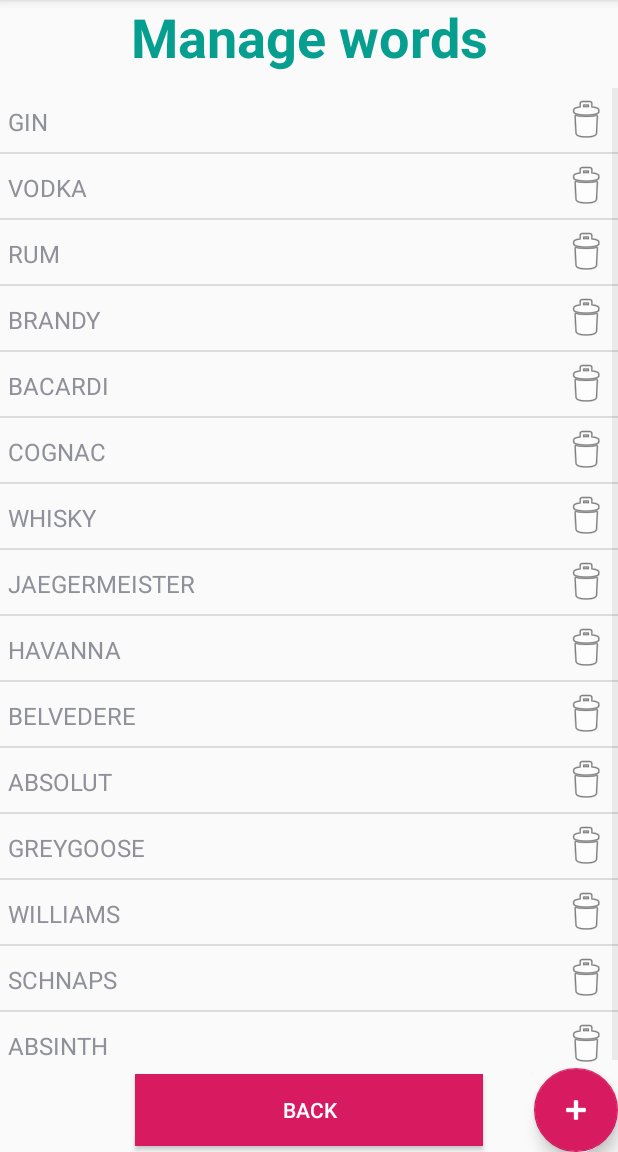
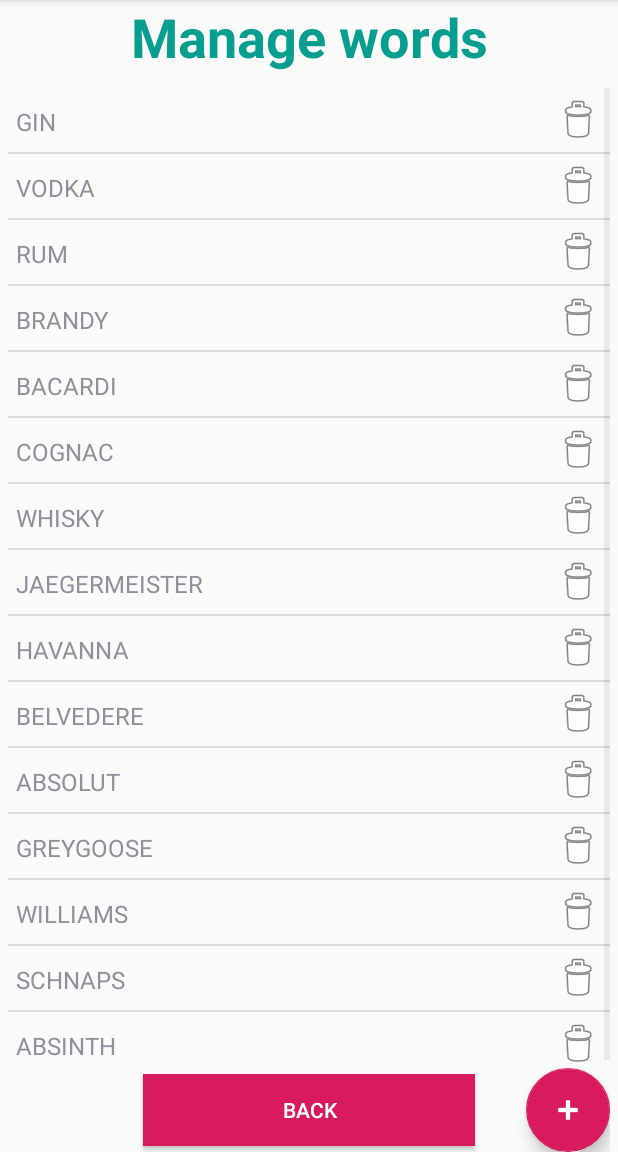
Before and after one commit to sw19-tug/morning05, an Android app: the ExtendWordsActivity screen opened directly, with no data from a screen before it, on a phone screen of 412 x 824 dp, the part 84-1236 px from its top. Run offline under Robolectric (Android 15) with nearby library versions, the phone set to English and light mode, and no system bars.

Commit message:
GAMES_025_001 added responsive design hangman_extend_words [BL,LF]

```diff
--- a/app/src/main/res/layout/activity_extend_words.xml
+++ b/app/src/main/res/layout/activity_extend_words.xml
@@ -19,32 +19,36 @@
         android:textStyle="bold" />
 
     <LinearLayout
+        android:layout_width="match_parent"
         android:layout_height="match_parent"
-        android:layout_weight="1"
-        android:layout_width="match_parent">
+        android:layout_marginLeft="5dp"
+        android:layout_marginRight="5dp"
+        android:layout_weight="1">
+
         <ListView
+            android:id="@+id/listview_hm_words"
             android:layout_width="match_parent"
             android:layout_height="match_parent"
-            android:layout_weight="1"
-            android:id="@+id/listview_hm_words">
-        </ListView>
+            android:layout_weight="1"></ListView>
     </LinearLayout>
 
 
     <FrameLayout
         android:layout_width="match_parent"
         android:layout_height="wrap_content"
-        android:layout_gravity="center|bottom">
+        android:layout_gravity="center|bottom"
+        android:layout_marginLeft="5dp"
+        android:layout_marginRight="5dp">
 
         <Button
             android:id="@+id/btn_hm_back_extend_words"
             android:layout_width="match_parent"
             android:layout_height="wrap_content"
+            android:layout_gravity="center"
             android:layout_marginHorizontal="90dp"
-            android:layout_gravity="center"
             android:background="@color/colorAccent"
             android:text="@string/str_back"
-            android:textColor="@color/colorWhite"/>
+            android:textColor="@color/colorWhite" />
 
         <android.support.design.widget.FloatingActionButton
             android:id="@+id/btn_hm_extend_words_add"
@@ -52,7 +56,7 @@
             android:layout_height="wrap_content"
             android:layout_gravity="end|center"
             android:background="@color/colorPrimary"
-            android:tint="@color/colorWhite"
-            android:src="@android:drawable/ic_input_add"></android.support.design.widget.FloatingActionButton>
+            android:src="@android:drawable/ic_input_add"
+            android:tint="@color/colorWhite"></android.support.design.widget.FloatingActionButton>
     </FrameLayout>
 </LinearLayout>
```
